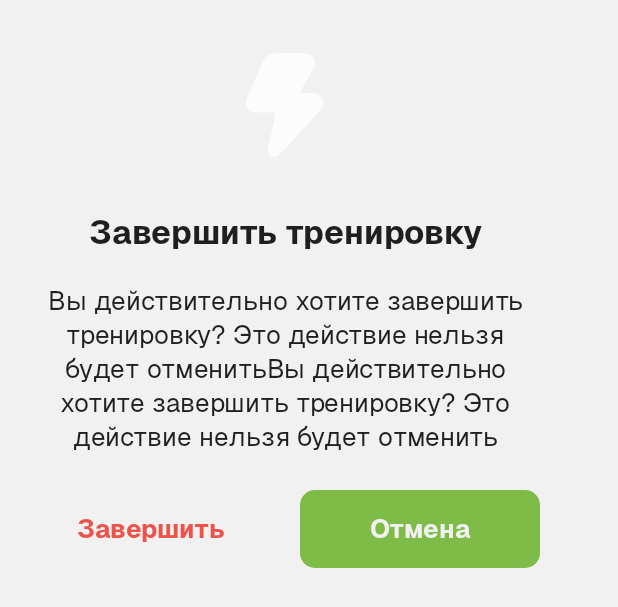
After one commit to IntroGymApp/intro-gym-android, an Android app: the layout fragment_submit_dialog.xml on its own in the app's theme, with its tools: preview values and no code run, on a phone screen of 412 x 824 dp. The commit adds this screen. Shown: the top 607 px of the screen. Run offline under Robolectric (Android 15) with nearby library versions, the phone set to English and light mode, and no system bars.

Commit message:
feat(core): Create SubmitDialogFragment

```diff
--- /dev/null
+++ b/app/src/main/res/layout/fragment_submit_dialog.xml
@@ -0,0 +1,69 @@
+<?xml version="1.0" encoding="utf-8"?>
+<androidx.constraintlayout.widget.ConstraintLayout xmlns:android="http://schemas.android.com/apk/res/android"
+    xmlns:app="http://schemas.android.com/apk/res-auto"
+    xmlns:tools="http://schemas.android.com/tools"
+    android:layout_width="380dp"
+    android:layout_height="wrap_content"
+    android:padding="20dp">
+
+    <ImageView
+        android:id="@+id/iv_icon"
+        android:layout_width="100dp"
+        android:layout_height="100dp"
+        app:layout_constraintEnd_toEndOf="parent"
+        app:layout_constraintStart_toStartOf="parent"
+        app:layout_constraintTop_toTopOf="parent"
+        tools:src="@drawable/ic_energy"
+        tools:tint="?attr/igErrorColor" />
+
+    <TextView
+        android:id="@+id/tv_title"
+        style="@style/Widget.IntroGym.TextView.Title"
+        android:layout_width="wrap_content"
+        android:layout_height="wrap_content"
+        android:textAlignment="center"
+        android:textAppearance="@style/TextAppearance.IntroGym.Title2.Bold"
+        app:layout_constraintEnd_toEndOf="@+id/tv_description"
+        app:layout_constraintStart_toStartOf="@+id/tv_description"
+        app:layout_constraintTop_toBottomOf="@+id/iv_icon"
+        tools:text="Завершить тренировку" />
+
+    <TextView
+        android:id="@+id/tv_description"
+        android:layout_width="wrap_content"
+        android:layout_height="wrap_content"
+        android:ellipsize="end"
+        android:maxLines="5"
+        android:textAlignment="center"
+        android:textAppearance="@style/TextAppearance.IntroGym.Body.Regular"
+        app:layout_constraintEnd_toEndOf="parent"
+        app:layout_constraintStart_toStartOf="parent"
+        app:layout_constraintTop_toBottomOf="@+id/tv_title"
+        tools:text="Вы действительно хотите завершить тренировку? Это действие нельзя будет отменитьВы действительно хотите завершить тренировку? Это действие нельзя будет отменить" />
+
+
+    <Button
+        android:id="@+id/btn_negative"
+        style="@style/Widget.IntroGym.TextButton.Red"
+        android:layout_width="0dp"
+        android:layout_marginTop="20dp"
+        android:layout_marginEnd="10dp"
+        android:textColor="?attr/igErrorColor"
+        app:layout_constraintEnd_toStartOf="@+id/btn_positive"
+        app:layout_constraintHorizontal_bias="0.5"
+        app:layout_constraintStart_toStartOf="parent"
+        app:layout_constraintTop_toBottomOf="@+id/tv_description"
+        tools:text="Завершить" />
+
+    <Button
+        android:id="@+id/btn_positive"
+        style="@style/Widget.IntroGym.Button"
+        android:layout_marginTop="20dp"
+        android:layout_marginStart="10dp"
+        android:layout_width="0dp"
+        app:layout_constraintEnd_toEndOf="parent"
+        app:layout_constraintHorizontal_bias="0.5"
+        app:layout_constraintStart_toEndOf="@+id/btn_negative"
+        app:layout_constraintTop_toBottomOf="@+id/tv_description"
+        tools:text="Отмена" />
+</androidx.constraintlayout.widget.ConstraintLayout>
--- a/app/src/main/res/values/styles.xml
+++ b/app/src/main/res/values/styles.xml
@@ -54,7 +54,7 @@
         <item name="android:layout_width">match_parent</item>
         <item name="android:layout_height">60dp</item>
         <item name="cornerRadius">10dp</item>
-        <item name="android:textAppearance">@style/TextAppearance.IntroGym.Body.Regular</item>
+        <item name="android:textAppearance">@style/TextAppearance.IntroGym.Body.Bold</item>
     </style>
 
     <style name="Widget.IntroGym.Button.Black">
@@ -65,7 +65,7 @@
         <item name="android:layout_width">match_parent</item>
         <item name="android:layout_height">60dp</item>
         <item name="cornerRadius">10dp</item>
-        <item name="android:textAppearance">@style/TextAppearance.IntroGym.Body.Regular</item>
+        <item name="android:textAppearance">@style/TextAppearance.IntroGym.Body.Bold</item>
         <item name="android:textColor">?attr/igTextButtonColor</item>
     </style>
 
@@ -73,6 +73,9 @@
         <item name="android:textColor">?attr/igWarningColor</item>
     </style>
 
+    <style name="Widget.IntroGym.TextButton.Red">
+        <item name="android:textColor">?attr/igErrorColor</item>
+    </style>
 
     <style name="Widget.IntroGym.TextButton.Black">
         <item name="android:textColor">?attr/igTextPrimaryColor</item>
@@ -102,11 +105,6 @@
         <item name="iconTint">@color/selector_selectable_button_foreground</item>
     </style>
 
-    <style name="ThemeOverlay.IntroGym.CheckedButton" parent="ThemeOverlay.Material3.Button">
-        <item name="colorOnContainer">@color/selector_selectable_button_foreground</item>
-        <item name="colorContainer">@color/selector_selectable_button_background</item>
-    </style>
-
     <style name="Widget.IntroGym.IconButton.Primary">
         <item name="iconTint">?attr/igIconActionColor</item>
     </style>
@@ -132,26 +130,9 @@
         <item name="titleTextAppearance">@style/TextAppearance.IntroGym.Body.Semibold</item>
     </style>
 
-    <style name="ThemeOverlay.IntroGym.BottomSheet" parent="ThemeOverlay.Material3.BottomSheetDialog">
-        <item name="bottomSheetStyle">@style/Widget.IntroGym.BottomSheet</item>
-    </style>
-
     <style name="Widget.IntroGym.BottomSheet" parent="Widget.Material3.BottomSheet.Modal">
         <item name="backgroundTint">?attr/igBackgroundColor</item>
     </style>
-
-    <style name="ThemeOverlay.NumberPicker" parent="">
-        <item name="android:fontFamily">@font/geist_regular</item>
-        <item name="android:textSize">18sp</item>
-        <item name="android:textColorPrimary">?attr/igTextPrimaryColor</item>
-        <item name="android:colorControlNormal">?attr/igPrimaryColor</item>
-    </style>
-
-<!--    <style name="Widget.IntroGym.MaterialSwitch" parent="Widget.Material3.CompoundButton.MaterialSwitch">-->
-<!--        <item name="trackTint">?attr/igCardBackgroundColor</item>-->
-<!--        <item name="trackDecorationTint">?attr/igCardForegroundColor</item>-->
-<!--        <item name="thumbIconTint">?attr/igCardForegroundColor</item>-->
-<!--    </style>-->
 
     <!-- CONTAINERS -->
 
@@ -192,4 +173,20 @@
         <item name="colorSurfaceContainerHighest">?attr/igCardBackgroundColor</item>
     </style>
 
+    <style name="ThemeOverlay.IntroGym.BottomSheet" parent="ThemeOverlay.Material3.BottomSheetDialog">
+        <item name="bottomSheetStyle">@style/Widget.IntroGym.BottomSheet</item>
+    </style>
+
+    <style name="ThemeOverlay.NumberPicker" parent="">
+        <item name="android:fontFamily">@font/geist_regular</item>
+        <item name="android:textSize">18sp</item>
+        <item name="android:textColorPrimary">?attr/igTextPrimaryColor</item>
+        <item name="android:colorControlNormal">?attr/igPrimaryColor</item>
+    </style>
+
+    <style name="ThemeOverlay.IntroGym.CheckedButton" parent="ThemeOverlay.Material3.Button">
+        <item name="colorOnContainer">@color/selector_selectable_button_foreground</item>
+        <item name="colorContainer">@color/selector_selectable_button_background</item>
+    </style>
+
 </resources>
```
Also changed, not shown: app/src/main/java/ru/lonelywh1te/introgym/core/ui/dialogs/SubmitDialogFragment.kt (added, +115 -0 lines).
